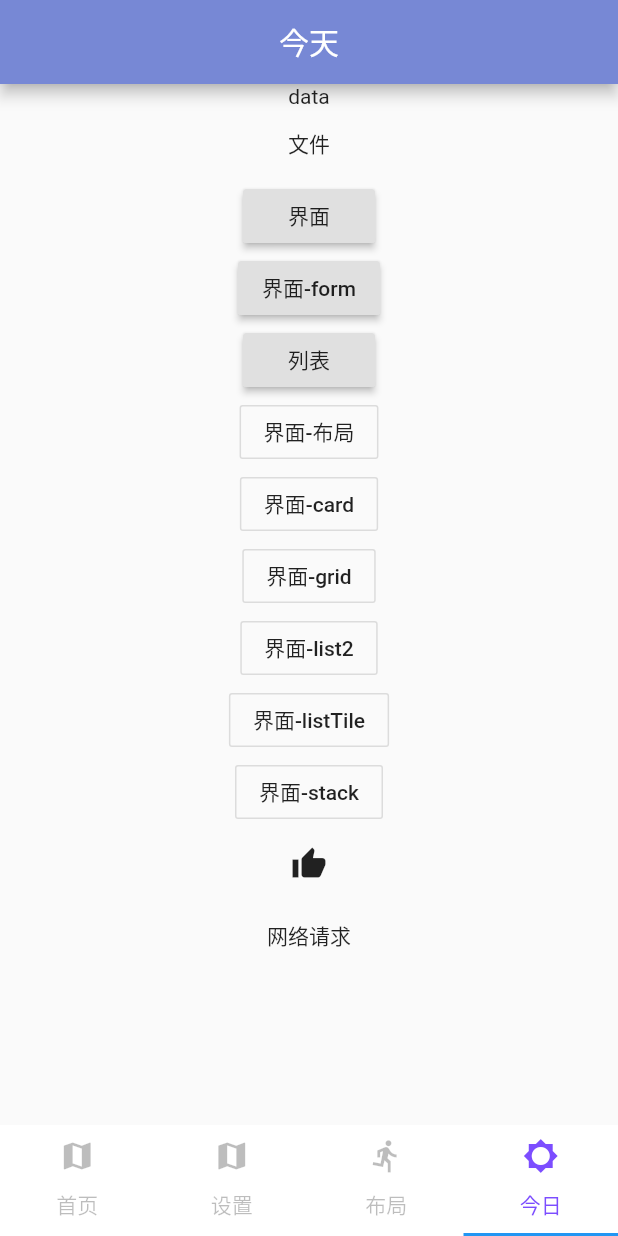
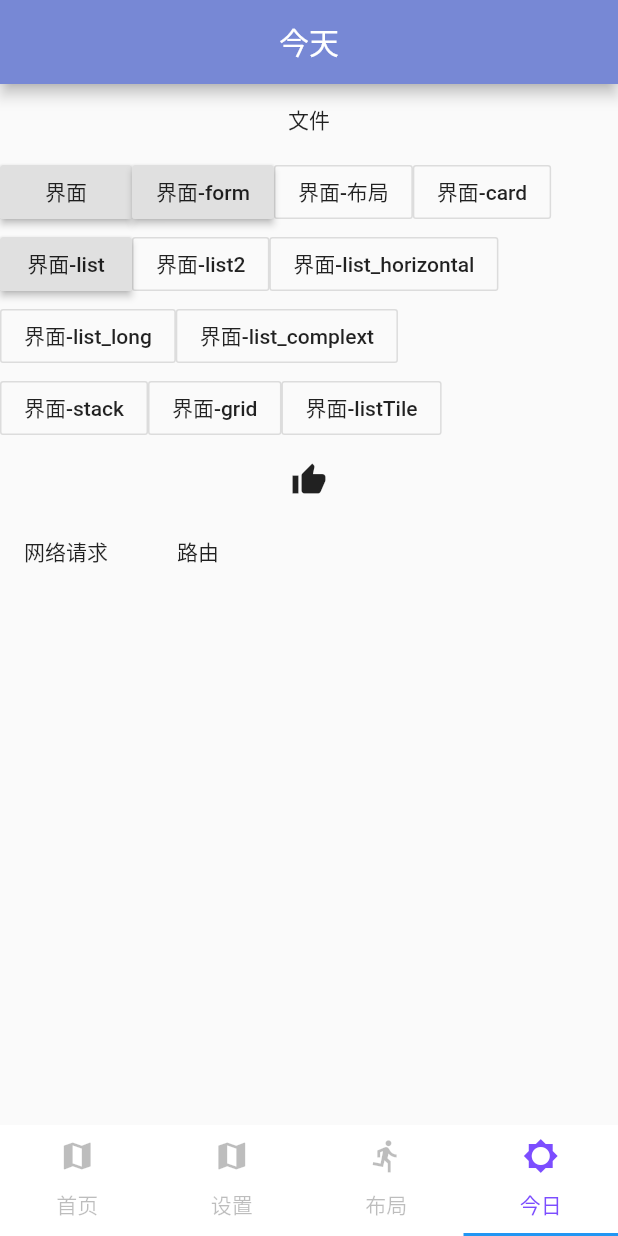
Before and after one commit to turkeyaa/flutter_for_github_app, a Flutter app: the screen it shows after launch, item 4 of the bottom bar chosen, on a phone screen of 412 x 824 dp. Run offline on Flutter 3.47's test engine with Material 2 defaults, Android fonts, the phone set to English and light mode, and no system bars; our stand-ins replace dio; generated files the repository leaves out were written again; network calls fail.

```diff
--- a/lib/pages/root/today.dart
+++ b/lib/pages/root/today.dart
@@ -13,6 +13,10 @@ import 'package:flutter_for_github_app/pages/test/ui/ui_grid.dart';
 import 'package:flutter_for_github_app/pages/test/ui/ui_list2.dart';
 import 'package:flutter_for_github_app/pages/test/ui/ui_listTile.dart';
 import 'package:flutter_for_github_app/pages/test/ui/ui_stack.dart';
+import 'package:flutter_for_github_app/pages/test/ui/ui_list_horizontal.dart';
+import 'package:flutter_for_github_app/pages/test/ui/ui_list_long.dart';
+import 'package:flutter_for_github_app/pages/test/ui/ui_list_complex.dart';
+import 'package:flutter_for_github_app/pages/test/first_screen.dart';
 
 class Today extends StatefulWidget {
   @override
@@ -20,7 +24,6 @@ class Today extends StatefulWidget {
 }
 
 class TodayState extends State<Today> {
-
   String _text = "";
 
   @override
@@ -35,7 +38,6 @@ class TodayState extends State<Today> {
         body: new Center(
             child: new Column(
           children: <Widget>[
-            Text("data"),
             FlatButton(
               child: Text("文件"),
               onPressed: () {
@@ -45,6 +47,8 @@ class TodayState extends State<Today> {
                 }));
               },
             ),
+            new Row(
+              children: <Widget>[
                 RaisedButton(
                   child: Text("界面"),
                   onPressed: () {
@@ -60,15 +64,6 @@ class TodayState extends State<Today> {
                     Navigator.push(context,
                         new MaterialPageRoute(builder: (context) {
                       return new Ui_form();
-                }));
-              },
-            ),
-            RaisedButton(
-              child: Text("列表"),
-              onPressed: () {
-                Navigator.push(context,
-                    new MaterialPageRoute(builder: (context) {
-                  return new Ui_list();
                     }));
                   },
                 ),
@@ -90,12 +85,16 @@ class TodayState extends State<Today> {
                     }));
                   },
                 ),
-            OutlineButton(
-              child: Text("界面-grid"),
+              ],
+            ),
+            new Row(
+              children: <Widget>[
+                RaisedButton(
+                  child: Text("界面-list"),
                   onPressed: () {
                     Navigator.push(context,
                         new MaterialPageRoute(builder: (context) {
-                  return new Ui_grid();
+                      return new Ui_list();
                     }));
                   },
                 ),
@@ -109,14 +108,40 @@ class TodayState extends State<Today> {
                   },
                 ),
                 OutlineButton(
-              child: Text("界面-listTile"),
+                  child: Text("界面-list_horizontal"),
                   onPressed: () {
                     Navigator.push(context,
                         new MaterialPageRoute(builder: (context) {
-                  return new Ui_listTile();
+                      return new Ui_list_horizontal();
                     }));
                   },
                 ),
+              ],
+            ),
+            new Row(
+              children: <Widget>[
+                OutlineButton(
+                  child: Text("界面-list_long"),
+                  onPressed: () {
+                    Navigator.push(context,
+                        new MaterialPageRoute(builder: (context) {
+                      return new Ui_list_long();
+                    }));
+                  },
+                ),
+                OutlineButton(
+                  child: Text("界面-list_complext"),
+                  onPressed: () {
+                    Navigator.push(context,
+                        new MaterialPageRoute(builder: (context) {
+                      return new Ui_list_complex();
+                    }));
+                  },
+                ),
+              ],
+            ),
+            new Row(
+              children: <Widget>[
                 OutlineButton(
                   child: Text("界面-stack"),
                   onPressed: () {
@@ -126,7 +151,26 @@ class TodayState extends State<Today> {
                     }));
                   },
                 ),
-
+                OutlineButton(
+                  child: Text("界面-grid"),
+                  onPressed: () {
+                    Navigator.push(context,
+                        new MaterialPageRoute(builder: (context) {
+                      return new Ui_grid();
+                    }));
+                  },
+                ),
+                OutlineButton(
+                  child: Text("界面-listTile"),
+                  onPressed: () {
+                    Navigator.push(context,
+                        new MaterialPageRoute(builder: (context) {
+                      return new Ui_listTile();
+                    }));
+                  },
+                ),
+              ],
+            ),
             IconButton(
               icon: Icon(Icons.thumb_up),
               onPressed: () {
@@ -136,6 +180,8 @@ class TodayState extends State<Today> {
                 }));
               },
             ),
+            new Row(
+              children: <Widget>[
                 FlatButton(
                   child: Text("网络请求"),
                   onPressed: () {
@@ -144,6 +190,27 @@ class TodayState extends State<Today> {
                       return new Network();
                     }));
                   },
+                ),
+                FlatButton(
+                  child: Text("路由"),
+                  onPressed: () {
+
+                    // final result =Navigator.push(
+                    //   context,
+                    //   new MaterialPageRoute(builder: (context) => new First_screen(todo: Todo("title", "description"),)));
+
+                    //   Scaffold.of(context).showSnackBar(new SnackBar(content: new Text("$result"),));
+
+                    Navigator.push(
+                      context,
+                      new MaterialPageRoute(builder: (context) {
+                      /// 给新页面传值
+                      return new First_screen(todo: Todo("swift 基础", "description - swift 基础"),);
+                      // return new First_screen();
+                    }));
+                  },
+                ),
+              ],
             ),
           ],
         )),
--- a/pubspec.yaml
+++ b/pubspec.yaml
@@ -32,6 +32,7 @@ dev_dependencies:
 
   build_runner: ^1.0.0
   json_serializable: ^2.0.0
+  transparent_image: "^0.1.0"
 
 # For information on the generic Dart part of this file, see the
 # following page: https://www.dartlang.org/tools/pub/pubspec
```
Also changed, not shown: lib/model/Category.dart (added, +20 -0 lines), lib/model/Topic.dart (+4 -58 lines), lib/model/Category.g.dart (added), lib/model/Topic.g.dart (added), 8 other files. Lines whose indentation alone changed are shown as unchanged.
